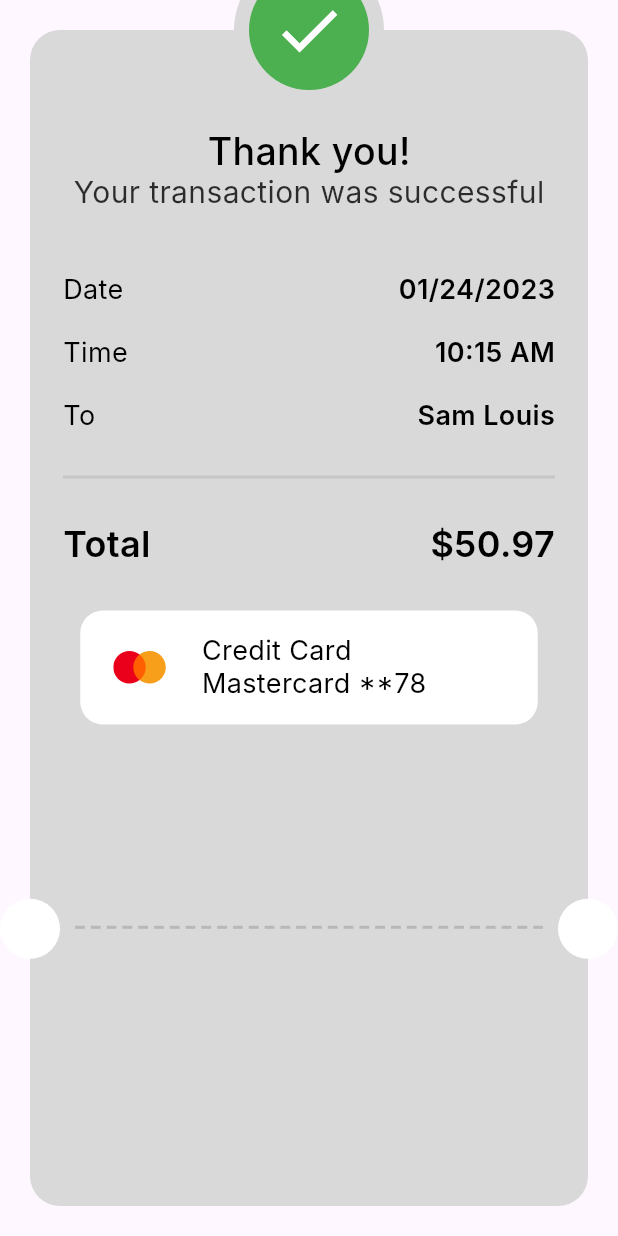
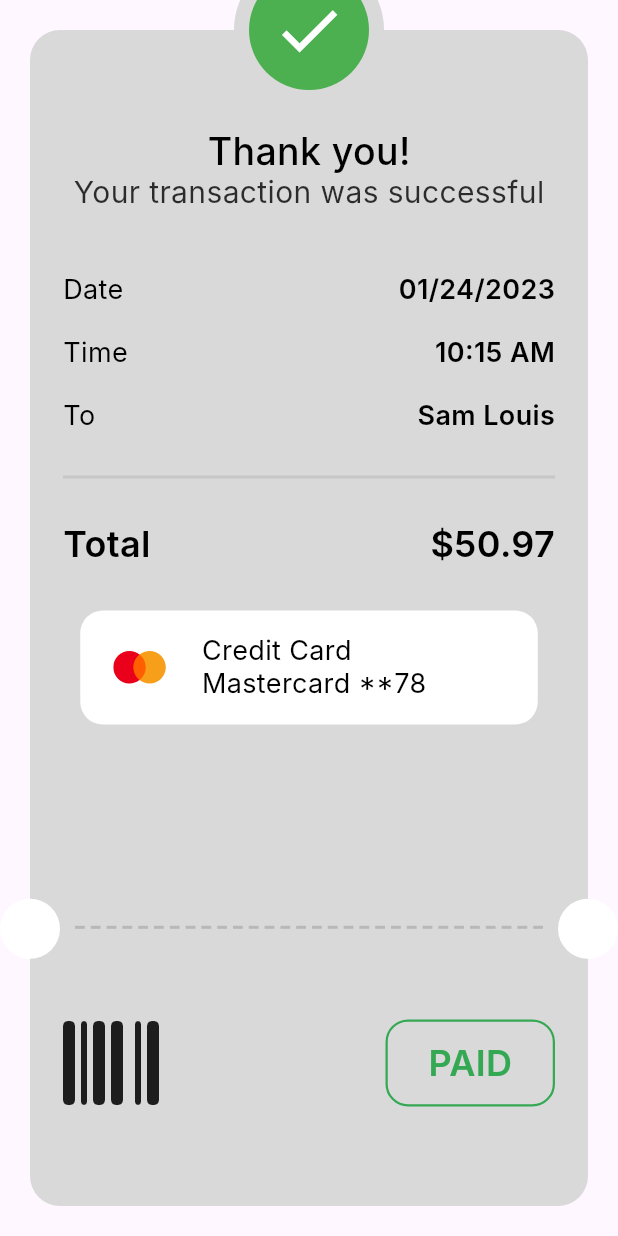
Before and after one commit to mohamdelbehairy/checkout-payment-app, a Flutter app: the ThankYouView screen opened directly, on a phone screen of 412 x 824 dp. Run offline on Flutter 3.47's test engine with Material 3 defaults, Android fonts, the phone set to English and light mode, and no system bars; our stand-ins replace flutter_credit_card, flutter_svg, font_awesome_flutter; Roboto replaces fonts that are missing (Inter).

Commit message:
finish thank you card

```diff
--- a/lib/features/checkout/presentation/widgets/card_info_widget.dart
+++ b/lib/features/checkout/presentation/widgets/card_info_widget.dart
@@ -4,8 +4,8 @@ import 'package:flutter_svg/svg.dart';
 
 import '../../../../core/utils/styles.dart';
 
-class CardInfoWIdget extends StatelessWidget {
-  const CardInfoWIdget({super.key});
+class CardInfoWidget extends StatelessWidget {
+  const CardInfoWidget({super.key});
 
   @override
   Widget build(BuildContext context) {
--- a/lib/features/checkout/presentation/widgets/thank_you_card.dart
+++ b/lib/features/checkout/presentation/widgets/thank_you_card.dart
@@ -1,6 +1,7 @@
 import 'package:checkout_payment_ui/core/utils/styles.dart';
 import 'package:checkout_payment_ui/features/checkout/presentation/widgets/total_price.dart';
 import 'package:flutter/material.dart';
+import 'package:font_awesome_flutter/font_awesome_flutter.dart';
 
 import 'card_info_widget.dart';
 import 'payment_item_info.dart';
@@ -31,7 +32,30 @@ class ThankYouCard extends StatelessWidget {
               const Divider(thickness: 2, color: Color(0xffC7C7C7), height: 60),
               const TotalPrice(title: 'Total', value: r'$50.97'),
               const SizedBox(height: 30),
-              const CardInfoWIdget()
+              const CardInfoWidget(),
+              const Spacer(),
+              Row(
+                mainAxisAlignment: MainAxisAlignment.spaceBetween,
+                children: [
+                  const Icon(FontAwesomeIcons.barcode, size: 64),
+                  Container(
+                    height: 58,
+                    width: 113,
+                    decoration: BoxDecoration(
+                        border: Border.all(
+                            width: 1.5, color: const Color(0xff34A853)),
+                        borderRadius: BorderRadius.circular(15)),
+                    child: Center(
+                      child: Text('PAID',
+                          style: Styles.styleSemiBold24
+                              .copyWith(color: const Color(0xff34A853))),
+                    ),
+                  )
+                ],
+              ),
+              SizedBox(
+                  height:
+                      ((MediaQuery.sizeOf(context).height * .2 + 20) / 2) - 29),
             ],
           ),
         ));
```
Also changed, not shown: pubspec.yaml (+2 -7 lines), pubspec.lock.
